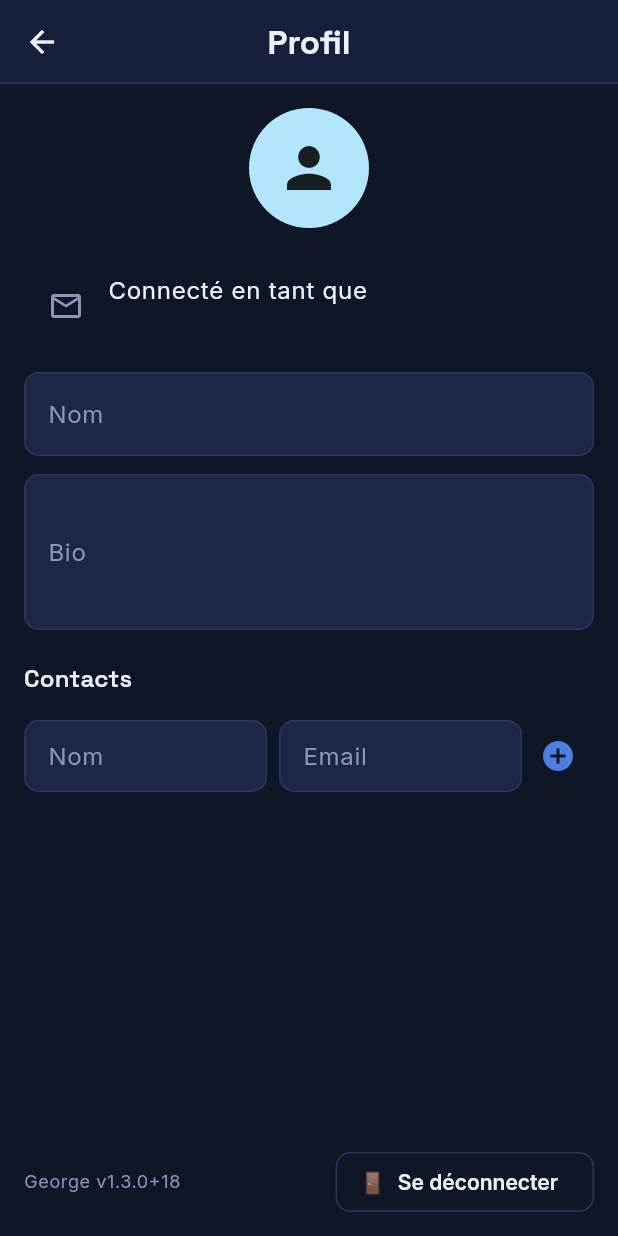
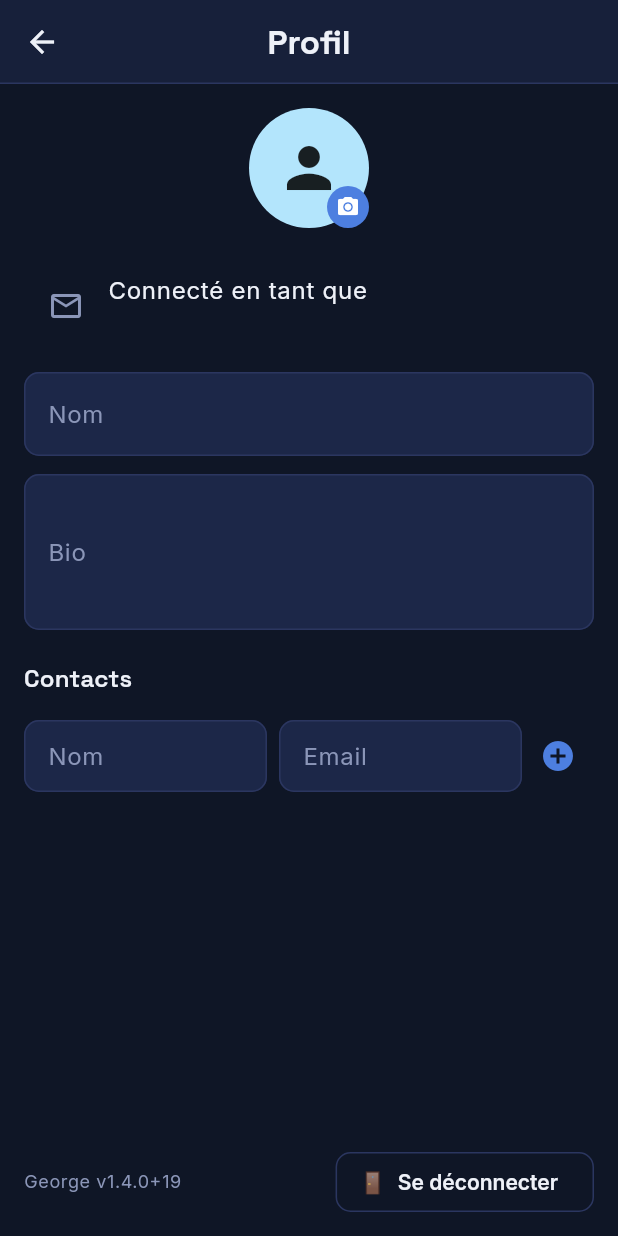
Before and after one commit to brunodouangvichith-svg/Georges, a Flutter app: the screen it shows once a user with an empty profile is signed in, after a tap on the "person outline" icon, on a phone screen of 412 x 824 dp. Run offline on Flutter 3.47's test engine with Material 3 defaults, Android fonts, the phone set to English and light mode, and no system bars; our stand-ins replace dio, fl_chart, flutter_riverpod, go_router, google_fonts, image_picker and 4 more; accounts and stored records are empty; network calls fail.

Commit message:
Add real Breaking News tile (yfinance), profile avatar, mobile UI tweaks
- New GET /news endpoint (api/routers/news.py): live yfinance passthrough
  on the CAC 40 index (^FCHI), no persistence needed for ephemeral
  headlines. Verified live: real WSJ/PA Media headlines with source
  and timestamp.
- Mobile: "Sous-agents - activité récente" tile replaced with a real
  "Breaking News" tile (tap opens a popup listing recent headlines);
  the macro tile is now tappable too, showing the same values in a
  popup. AppBar title "George" -> "GeorGe". Added a clear ("x") button
  to the chat input field, left of the mic button.
- Profile screen: avatar can now be set via camera capture or gallery
  import (image_picker), copied into a stable app-documents path and
  persisted locally (shared_preferences) alongside Nom/Bio/Contacts.
- Verified Portefeuille screen hits the real Render/Supabase API
  end-to-end (curl with a real Supabase token against /portfolios).

Co-Authored-By: Claude Sonnet 5 <noreply@anthropic.com>

```diff
--- a/mobile/lib/app.dart
+++ b/mobile/lib/app.dart
@@ -135,7 +135,7 @@ class _AppShellState extends State<_AppShell> {
             borderRadius: BorderRadius.circular(10),
           ),
           child: Text(
-            'George',
+            'GeorGe',
             // 22 (taille par défaut du titre d'AppBar, Material 3 titleLarge) * 1.25 * 1.10 * 1.10.
             style: const TextStyle(fontSize: 33.275, fontWeight: FontWeight.bold, color: Colors.black87),
           ),
--- /dev/null
+++ b/mobile/lib/data/news_repository.dart
@@ -0,0 +1,24 @@
+import 'package:flutter_riverpod/flutter_riverpod.dart';
+
+import '../core/providers.dart';
+import '../models/news_item.dart';
+
+/// Miroir de `api/routers/news.py` — pas de pagination (`Page[T]`), c'est
+/// une liste brute d'au plus 10 actualités, même précédent que `GET /baskets`.
+class NewsRepository {
+  NewsRepository(this._ref);
+
+  final Ref _ref;
+
+  Future<List<NewsItem>> fetch() async {
+    final client = _ref.read(apiClientProvider);
+    final json = await client.get('/news');
+    return (json as List).map((e) => NewsItem.fromJson(e as Map<String, dynamic>)).toList();
+  }
+}
+
+final newsRepositoryProvider = Provider<NewsRepository>((ref) => NewsRepository(ref));
+
+final newsProvider = FutureProvider.autoDispose<List<NewsItem>>((ref) {
+  return ref.read(newsRepositoryProvider).fetch();
+});
--- a/mobile/lib/features/profile/profile_screen.dart
+++ b/mobile/lib/features/profile/profile_screen.dart
@@ -1,9 +1,12 @@
 import 'dart:convert';
+import 'dart:io';
 
 import 'package:flutter/material.dart';
 import 'package:flutter_riverpod/flutter_riverpod.dart';
 import 'package:go_router/go_router.dart';
+import 'package:image_picker/image_picker.dart';
 import 'package:package_info_plus/package_info_plus.dart';
+import 'package:path_provider/path_provider.dart';
 import 'package:shared_preferences/shared_preferences.dart';
 import 'package:supabase_flutter/supabase_flutter.dart';
 
@@ -13,6 +16,7 @@ import '../../data/invalidate_all.dart';
 const _prefsNameKey = 'profile_name';
 const _prefsBioKey = 'profile_bio';
 const _prefsContactsKey = 'profile_contacts';
+const _prefsAvatarPathKey = 'profile_avatar_path';
 
 class _Contact {
   _Contact(this.name, this.email);
@@ -44,6 +48,7 @@ class ProfileScreen extends ConsumerStatefulWidget {
 class _ProfileScreenState extends ConsumerState<ProfileScreen> {
   String? _appVersion;
   SharedPreferences? _prefs;
+  String? _avatarPath;
 
   final _nameController = TextEditingController();
   final _bioController = TextEditingController();
@@ -80,13 +85,57 @@ class _ProfileScreenState extends ConsumerState<ProfileScreen> {
     _nameController.text = prefs.getString(_prefsNameKey) ?? '';
     _bioController.text = prefs.getString(_prefsBioKey) ?? '';
     final rawContacts = prefs.getString(_prefsContactsKey);
+    final avatarPath = prefs.getString(_prefsAvatarPathKey);
     setState(() {
       _contacts = rawContacts == null
           ? []
           : (jsonDecode(rawContacts) as List)
               .map((e) => _Contact.fromJson(e as Map<String, dynamic>))
               .toList();
+      // Le fichier peut avoir disparu (cache vidé par l'OS, désinstallation
+      // partielle...) — on ne fait confiance au chemin que s'il existe
+      // vraiment, sinon on retombe sur l'icône par défaut plutôt que sur une
+      // image cassée.
+      _avatarPath = avatarPath != null && File(avatarPath).existsSync() ? avatarPath : null;
     });
+  }
+
+  Future<void> _pickAvatar(ImageSource source) async {
+    final picked = await ImagePicker().pickImage(source: source, maxWidth: 512, imageQuality: 85);
+    if (picked == null || !mounted) return;
+    // Copié vers un nom de fichier stable dans le répertoire documents de
+    // l'app (pas le chemin renvoyé par image_picker, qui peut pointer vers
+    // un cache temporaire nettoyé par l'OS) pour survivre aux redémarrages.
+    final docsDir = await getApplicationDocumentsDirectory();
+    final savedPath = '${docsDir.path}/profile_avatar.jpg';
+    await File(picked.path).copy(savedPath);
+    await _prefs?.setString(_prefsAvatarPathKey, savedPath);
+    if (!mounted) return;
+    setState(() => _avatarPath = savedPath);
+  }
+
+  Future<void> _showAvatarPicker(BuildContext context) async {
+    final source = await showModalBottomSheet<ImageSource>(
+      context: context,
+      builder: (sheetContext) => SafeArea(
+        child: Column(
+          mainAxisSize: MainAxisSize.min,
+          children: [
+            ListTile(
+              leading: const Icon(Icons.photo_camera_outlined),
+              title: const Text('Prendre une photo'),
+              onTap: () => Navigator.of(sheetContext).pop(ImageSource.camera),
+            ),
+            ListTile(
+              leading: const Icon(Icons.photo_library_outlined),
+              title: const Text('Choisir dans la galerie'),
+              onTap: () => Navigator.of(sheetContext).pop(ImageSource.gallery),
+            ),
+          ],
+        ),
+      ),
+    );
+    if (source != null) await _pickAvatar(source);
   }
 
   void _saveName(String value) => _prefs?.setString(_prefsNameKey, value);
@@ -148,10 +197,31 @@ class _ProfileScreenState extends ConsumerState<ProfileScreen> {
               padding: const EdgeInsets.all(16),
               children: [
                 Center(
-                  child: CircleAvatar(
-                    radius: 40,
-                    backgroundColor: Colors.lightBlue.shade100,
-                    child: const Icon(Icons.person, size: 44, color: Colors.black87),
+                  child: Stack(
+                    children: [
+                      CircleAvatar(
+                        radius: 40,
+                        backgroundColor: Colors.lightBlue.shade100,
+                        backgroundImage: _avatarPath != null ? FileImage(File(_avatarPath!)) : null,
+                        child: _avatarPath == null ? const Icon(Icons.person, size: 44, color: Colors.black87) : null,
+                      ),
+                      Positioned(
+                        right: 0,
+                        bottom: 0,
+                        child: Material(
+                          color: AppColors.accent,
+                          shape: const CircleBorder(),
+                          child: InkWell(
+                            customBorder: const CircleBorder(),
+                            onTap: () => _showAvatarPicker(context),
+                            child: const Padding(
+                              padding: EdgeInsets.all(6),
+                              child: Icon(Icons.photo_camera, size: 16, color: Colors.white),
+                            ),
+                          ),
+                        ),
+                      ),
+                    ],
                   ),
                 ),
                 const SizedBox(height: 16),
--- a/mobile/lib/features/univers/univers_screen.dart
+++ b/mobile/lib/features/univers/univers_screen.dart
@@ -13,7 +13,7 @@ import '../../models/security.dart';
 import '../../shared/widgets/empty_state.dart';
 import '../../shared/widgets/response_dialog.dart';
 import '../decision_detail/decision_detail_screen.dart';
-import 'widgets/agent_activity_card.dart';
+import 'widgets/breaking_news_tile.dart';
 import 'widgets/macro_tile.dart';
 
 const _filters = ['Tous', 'Achat', 'Surveiller', 'Alléger'];
@@ -168,7 +168,7 @@ class _UniversScreenState extends ConsumerState<UniversScreen> {
               children: const [
                 MacroTile(),
                 SizedBox(width: 8),
-                AgentActivityCard(),
+                BreakingNewsTile(),
               ],
             ),
           ),
@@ -224,14 +224,24 @@ class _UniversScreenState extends ConsumerState<UniversScreen> {
               child: Row(
                 children: [
                   Expanded(
-                    child: TextField(
-                      controller: _chatController,
-                      decoration: const InputDecoration(
-                        hintText: 'Poser une question à George…',
-                        border: OutlineInputBorder(),
-                        isDense: true,
+                    child: ValueListenableBuilder<TextEditingValue>(
+                      valueListenable: _chatController,
+                      builder: (context, value, _) => TextField(
+                        controller: _chatController,
+                        decoration: InputDecoration(
+                          hintText: 'Poser une question à George…',
+                          border: const OutlineInputBorder(),
+                          isDense: true,
+                          suffixIcon: value.text.isEmpty
+                              ? null
+                              : IconButton(
+                                  icon: const Icon(Icons.close, size: 18),
+                                  tooltip: 'Effacer',
+                                  onPressed: _chatController.clear,
+                                ),
+                        ),
+                        onSubmitted: (_) => _askChat(),
                       ),
-                      onSubmitted: (_) => _askChat(),
                     ),
                   ),
                   const SizedBox(width: 4),
--- a/mobile/pubspec.yaml
+++ b/mobile/pubspec.yaml
@@ -16,7 +16,7 @@ publish_to: 'none' # Remove this line if you wish to publish to pub.dev
 # https://developer.apple.com/library/archive/documentation/General/Reference/InfoPlistKeyReference/Articles/CoreFoundationKeys.html
 # In Windows, build-name is used as the major, minor, and patch parts
 # of the product and file versions while build-number is used as the build suffix.
-version: 1.3.0+18
+version: 1.4.0+19
 
 environment:
   sdk: ^3.12.2
@@ -44,6 +44,8 @@ dependencies:
   google_fonts: ^8.2.1
   speech_to_text: ^7.4.0
   shared_preferences: ^2.5.5
+  image_picker: ^1.2.3
+  path_provider: ^2.1.6
 
 dev_dependencies:
   flutter_test:
```
Also changed, not shown: mobile/lib/features/univers/widgets/agent_activity_card.dart (deleted, +0 -62 lines), mobile/lib/features/univers/widgets/breaking_news_tile.dart (added, +96 -0 lines), mobile/lib/features/univers/widgets/macro_tile.dart (+39 -1 lines), mobile/lib/models/news_item.dart (added, +16 -0 lines), mobile/pubspec.lock, 5 other files.
